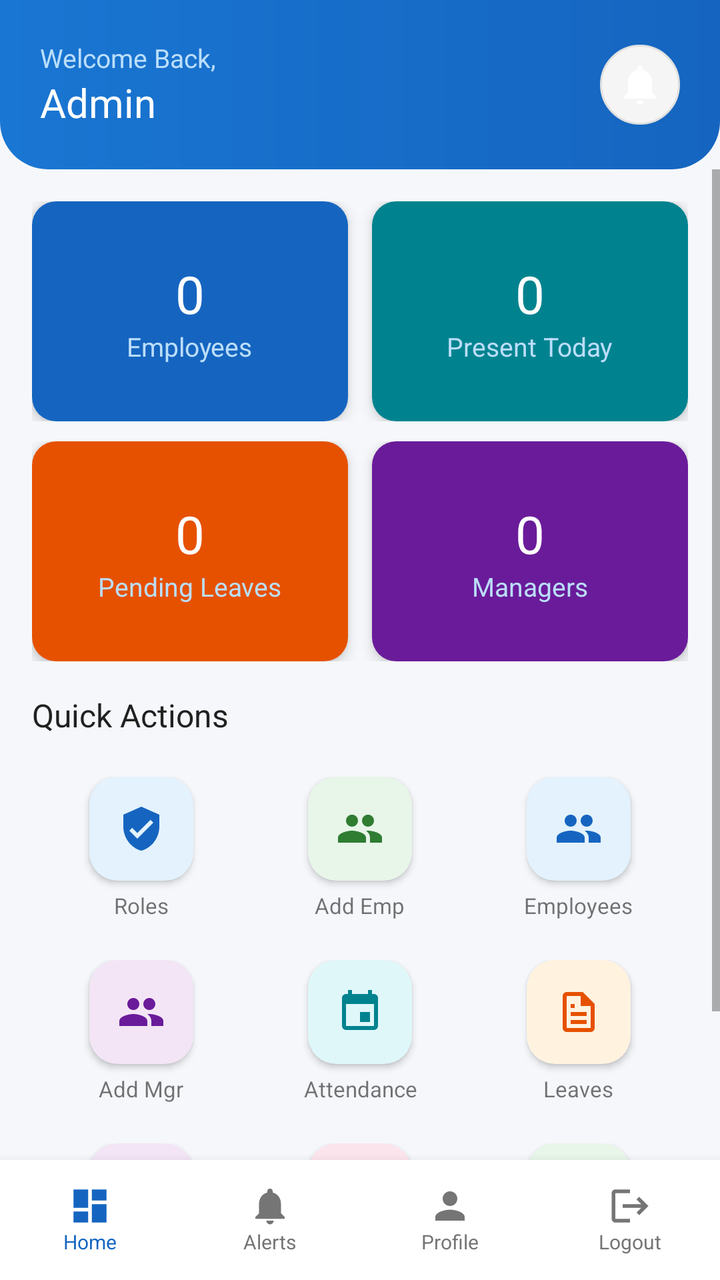
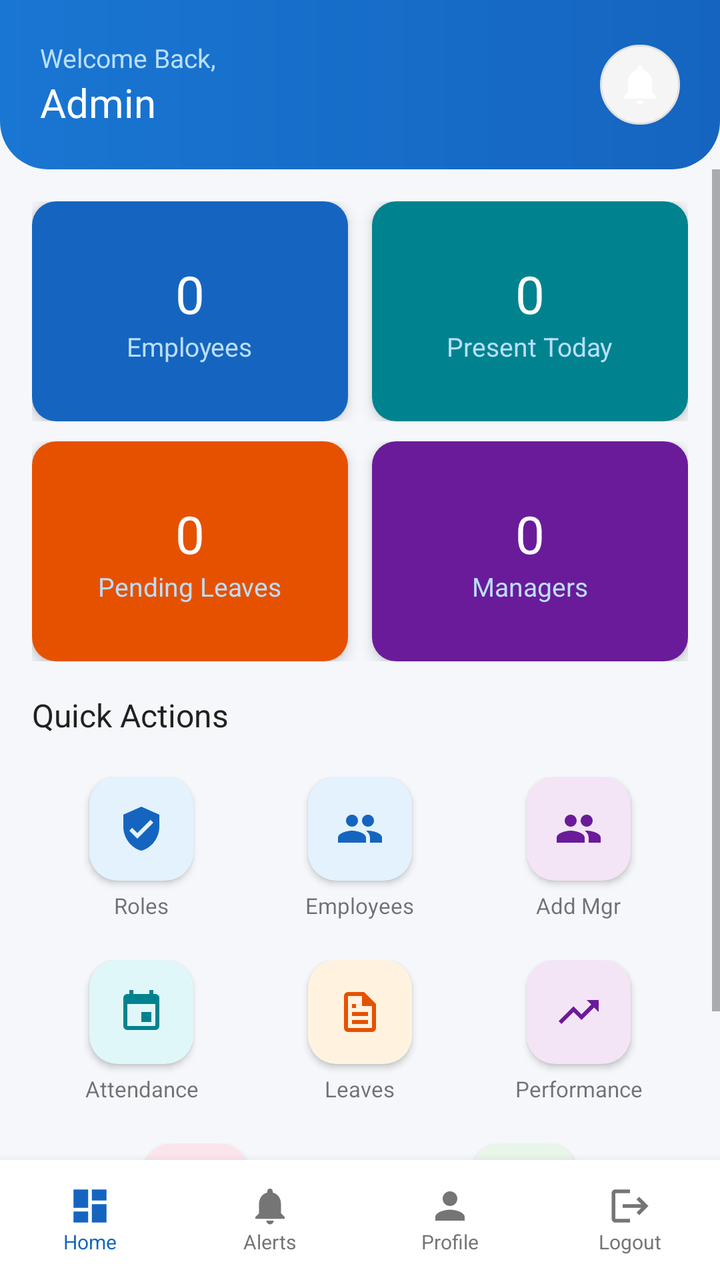

An Android layout rendered at two revisions. The XML below is the earlier revision; the diff shows what the commit changed to produce the second picture.
<!-- AndroidManifest.xml: application theme Theme.WorkVerse -->
<!-- res/layout/activity_admin_dashboard.xml -->
<?xml version="1.0" encoding="utf-8"?>
<LinearLayout xmlns:android="http://schemas.android.com/apk/res/android"
    xmlns:app="http://schemas.android.com/apk/res-auto"
    android:layout_width="match_parent" android:layout_height="match_parent"
    android:orientation="vertical" android:background="@color/background">
    <LinearLayout android:layout_width="match_parent" android:layout_height="wrap_content"
        android:background="@drawable/gradient_header" android:orientation="vertical"
        android:padding="20dp" android:paddingBottom="28dp">
        <LinearLayout android:layout_width="match_parent" android:layout_height="wrap_content"
            android:orientation="horizontal" android:gravity="center_vertical">
            <LinearLayout android:layout_width="0dp" android:layout_height="wrap_content" android:layout_weight="1" android:orientation="vertical">
                <TextView android:layout_width="wrap_content" android:layout_height="wrap_content"
                    android:text="Welcome Back," android:textColor="#BBDEFB" android:textSize="13sp"/>
                <TextView android:id="@+id/tvAdminName" android:layout_width="wrap_content"
                    android:layout_height="wrap_content" android:text="Admin"
                    android:textColor="#FFFFFF" android:textSize="20sp" android:fontFamily="sans-serif-bold"/>
            </LinearLayout>
            <ImageView android:id="@+id/ivNotif" android:layout_width="40dp" android:layout_height="40dp"
                android:src="@drawable/ic_notification" android:background="@drawable/bg_circle"
                app:tint="#FFFFFF" android:padding="8dp" android:clickable="true" android:focusable="true"/>
        </LinearLayout>
    </LinearLayout>
    <ScrollView android:layout_width="match_parent" android:layout_height="0dp" android:layout_weight="1">
        <LinearLayout android:layout_width="match_parent" android:layout_height="wrap_content"
            android:orientation="vertical" android:padding="16dp">
            <LinearLayout android:layout_width="match_parent" android:layout_height="wrap_content" android:orientation="horizontal" android:layout_marginBottom="10dp">
                <androidx.cardview.widget.CardView android:layout_width="0dp" android:layout_height="110dp"
                    android:layout_weight="1" android:layout_marginEnd="6dp" app:cardCornerRadius="12dp" app:cardElevation="4dp">
                    <LinearLayout android:layout_width="match_parent" android:layout_height="match_parent"
                        android:background="@color/card_blue" android:gravity="center" android:orientation="vertical">
                        <TextView android:id="@+id/tvTotalEmployees" android:layout_width="wrap_content"
                            android:layout_height="wrap_content" android:text="0" style="@style/CardCount"/>
                        <TextView android:layout_width="wrap_content" android:layout_height="wrap_content" android:text="Employees" style="@style/CardTitle"/>
                    </LinearLayout>
                </androidx.cardview.widget.CardView>
                <androidx.cardview.widget.CardView android:layout_width="0dp" android:layout_height="110dp"
                    android:layout_weight="1" android:layout_marginStart="6dp" app:cardCornerRadius="12dp" app:cardElevation="4dp">
                    <LinearLayout android:layout_width="match_parent" android:layout_height="match_parent"
                        android:background="@color/card_teal" android:gravity="center" android:orientation="vertical">
                        <TextView android:id="@+id/tvPresentToday" android:layout_width="wrap_content"
                            android:layout_height="wrap_content" android:text="0" style="@style/CardCount"/>
                        <TextView android:layout_width="wrap_content" android:layout_height="wrap_content" android:text="Present Today" style="@style/CardTitle"/>
                    </LinearLayout>
                </androidx.cardview.widget.CardView>
            </LinearLayout>
            <LinearLayout android:layout_width="match_parent" android:layout_height="wrap_content" android:orientation="horizontal" android:layout_marginBottom="16dp">
                <androidx.cardview.widget.CardView android:layout_width="0dp" android:layout_height="110dp"
                    android:layout_weight="1" android:layout_marginEnd="6dp" app:cardCornerRadius="12dp" app:cardElevation="4dp">
                    <LinearLayout android:layout_width="match_parent" android:layout_height="match_parent"
                        android:background="@color/card_orange" android:gravity="center" android:orientation="vertical">
                        <TextView android:id="@+id/tvPendingLeaves" android:layout_width="wrap_content"
                            android:layout_height="wrap_content" android:text="0" style="@style/CardCount"/>
                        <TextView android:layout_width="wrap_content" android:layout_height="wrap_content" android:text="Pending Leaves" style="@style/CardTitle"/>
                    </LinearLayout>
                </androidx.cardview.widget.CardView>
                <androidx.cardview.widget.CardView android:layout_width="0dp" android:layout_height="110dp"
                    android:layout_weight="1" android:layout_marginStart="6dp" app:cardCornerRadius="12dp" app:cardElevation="4dp">
                    <LinearLayout android:layout_width="match_parent" android:layout_height="match_parent"
                        android:background="@color/card_purple" android:gravity="center" android:orientation="vertical">
                        <TextView android:id="@+id/tvTotalManagers" android:layout_width="wrap_content"
                            android:layout_height="wrap_content" android:text="0" style="@style/CardCount"/>
                        <TextView android:layout_width="wrap_content" android:layout_height="wrap_content" android:text="Managers" style="@style/CardTitle"/>
                    </LinearLayout>
                </androidx.cardview.widget.CardView>
            </LinearLayout>
            <TextView android:layout_width="wrap_content" android:layout_height="wrap_content"
                android:text="Quick Actions" android:textColor="@color/text_primary"
                android:textSize="16sp" android:fontFamily="sans-serif-bold" android:layout_marginBottom="12dp"/>
            <LinearLayout android:layout_width="match_parent" android:layout_height="wrap_content" android:orientation="horizontal">
                <LinearLayout android:id="@+id/qaRoles" android:layout_width="0dp" android:layout_height="wrap_content" android:layout_weight="1" android:gravity="center" android:orientation="vertical" android:padding="8dp" android:clickable="true" android:focusable="true" android:background="?attr/selectableItemBackground">
                    <androidx.cardview.widget.CardView android:layout_width="52dp" android:layout_height="52dp" app:cardCornerRadius="14dp" app:cardBackgroundColor="#E3F2FD" app:cardElevation="2dp">
                        <ImageView android:layout_width="24dp" android:layout_height="24dp" android:layout_gravity="center" android:src="@drawable/ic_role" app:tint="@color/primary"/>
                    </androidx.cardview.widget.CardView>
                    <TextView android:layout_width="wrap_content" android:layout_height="wrap_content" android:text="Roles" android:textSize="11sp" android:layout_marginTop="5dp" android:gravity="center"/>
                </LinearLayout>
                <LinearLayout android:id="@+id/qaAddEmp" android:layout_width="0dp" android:layout_height="wrap_content" android:layout_weight="1" android:gravity="center" android:orientation="vertical" android:padding="8dp" android:clickable="true" android:focusable="true" android:background="?attr/selectableItemBackground">
                    <androidx.cardview.widget.CardView android:layout_width="52dp" android:layout_height="52dp" app:cardCornerRadius="14dp" app:cardBackgroundColor="#E8F5E9" app:cardElevation="2dp">
                        <ImageView android:layout_width="24dp" android:layout_height="24dp" android:layout_gravity="center" android:src="@drawable/ic_employees" app:tint="@color/card_green"/>
                    </androidx.cardview.widget.CardView>
                    <TextView android:layout_width="wrap_content" android:layout_height="wrap_content" android:text="Add Emp" android:textSize="11sp" android:layout_marginTop="5dp" android:gravity="center"/>
                </LinearLayout>
                <LinearLayout android:id="@+id/qaViewEmp" android:layout_width="0dp" android:layout_height="wrap_content" android:layout_weight="1" android:gravity="center" android:orientation="vertical" android:padding="8dp" android:clickable="true" android:focusable="true" android:background="?attr/selectableItemBackground">
                    <androidx.cardview.widget.CardView android:layout_width="52dp" android:layout_height="52dp" app:cardCornerRadius="14dp" app:cardBackgroundColor="#E3F2FD" app:cardElevation="2dp">
                        <ImageView android:layout_width="24dp" android:layout_height="24dp" android:layout_gravity="center" android:src="@drawable/ic_employees" app:tint="@color/primary"/>
                    </androidx.cardview.widget.CardView>
                    <TextView android:layout_width="wrap_content" android:layout_height="wrap_content" android:text="Employees" android:textSize="11sp" android:layout_marginTop="5dp" android:gravity="center"/>
                </LinearLayout>
            </LinearLayout>
            <LinearLayout android:layout_width="match_parent" android:layout_height="wrap_content" android:orientation="horizontal" android:layout_marginTop="4dp">
                <LinearLayout android:id="@+id/qaAddMgr" android:layout_width="0dp" android:layout_height="wrap_content" android:layout_weight="1" android:gravity="center" android:orientation="vertical" android:padding="8dp" android:clickable="true" android:focusable="true" android:background="?attr/selectableItemBackground">
                    <androidx.cardview.widget.CardView android:layout_width="52dp" android:layout_height="52dp" app:cardCornerRadius="14dp" app:cardBackgroundColor="#F3E5F5" app:cardElevation="2dp">
                        <ImageView android:layout_width="24dp" android:layout_height="24dp" android:layout_gravity="center" android:src="@drawable/ic_employees" app:tint="@color/card_purple"/>
                    </androidx.cardview.widget.CardView>
                    <TextView android:layout_width="wrap_content" android:layout_height="wrap_content" android:text="Add Mgr" android:textSize="11sp" android:layout_marginTop="5dp" android:gravity="center"/>
                </LinearLayout>
                <LinearLayout android:id="@+id/qaAttendance" android:layout_width="0dp" android:layout_height="wrap_content" android:layout_weight="1" android:gravity="center" android:orientation="vertical" android:padding="8dp" android:clickable="true" android:focusable="true" android:background="?attr/selectableItemBackground">
                    <androidx.cardview.widget.CardView android:layout_width="52dp" android:layout_height="52dp" app:cardCornerRadius="14dp" app:cardBackgroundColor="#E0F7FA" app:cardElevation="2dp">
                        <ImageView android:layout_width="24dp" android:layout_height="24dp" android:layout_gravity="center" android:src="@drawable/ic_attendance" app:tint="@color/card_teal"/>
                    </androidx.cardview.widget.CardView>
                    <TextView android:layout_width="wrap_content" android:layout_height="wrap_content" android:text="Attendance" android:textSize="11sp" android:layout_marginTop="5dp" android:gravity="center"/>
                </LinearLayout>
                <LinearLayout android:id="@+id/qaLeave" android:layout_width="0dp" android:layout_height="wrap_content" android:layout_weight="1" android:gravity="center" android:orientation="vertical" android:padding="8dp" android:clickable="true" android:focusable="true" android:background="?attr/selectableItemBackground">
                    <androidx.cardview.widget.CardView android:layout_width="52dp" android:layout_height="52dp" app:cardCornerRadius="14dp" app:cardBackgroundColor="#FFF3E0" app:cardElevation="2dp">
                        <ImageView android:layout_width="24dp" android:layout_height="24dp" android:layout_gravity="center" android:src="@drawable/ic_leave" app:tint="@color/card_orange"/>
                    </androidx.cardview.widget.CardView>
                    <TextView android:layout_width="wrap_content" android:layout_height="wrap_content" android:text="Leaves" android:textSize="11sp" android:layout_marginTop="5dp" android:gravity="center"/>
                </LinearLayout>
            </LinearLayout>
            <LinearLayout android:layout_width="match_parent" android:layout_height="wrap_content" android:orientation="horizontal" android:layout_marginTop="4dp">
                <LinearLayout android:id="@+id/qaPerformance" android:layout_width="0dp" android:layout_height="wrap_content" android:layout_weight="1" android:gravity="center" android:orientation="vertical" android:padding="8dp" android:clickable="true" android:focusable="true" android:background="?attr/selectableItemBackground">
                    <androidx.cardview.widget.CardView android:layout_width="52dp" android:layout_height="52dp" app:cardCornerRadius="14dp" app:cardBackgroundColor="#F3E5F5" app:cardElevation="2dp">
                        <ImageView android:layout_width="24dp" android:layout_height="24dp" android:layout_gravity="center" android:src="@drawable/ic_performance" app:tint="@color/card_purple"/>
                    </androidx.cardview.widget.CardView>
                    <TextView android:layout_width="wrap_content" android:layout_height="wrap_content" android:text="Performance" android:textSize="11sp" android:layout_marginTop="5dp" android:gravity="center"/>
                </LinearLayout>
                <LinearLayout android:id="@+id/qaFeedback" android:layout_width="0dp" android:layout_height="wrap_content" android:layout_weight="1" android:gravity="center" android:orientation="vertical" android:padding="8dp" android:clickable="true" android:focusable="true" android:background="?attr/selectableItemBackground">
                    <androidx.cardview.widget.CardView android:layout_width="52dp" android:layout_height="52dp" app:cardCornerRadius="14dp" app:cardBackgroundColor="#FCE4EC" app:cardElevation="2dp">
                        <ImageView android:layout_width="24dp" android:layout_height="24dp" android:layout_gravity="center" android:src="@drawable/ic_feedback" app:tint="@color/card_pink"/>
                    </androidx.cardview.widget.CardView>
                    <TextView android:layout_width="wrap_content" android:layout_height="wrap_content" android:text="Feedback" android:textSize="11sp" android:layout_marginTop="5dp" android:gravity="center"/>
                </LinearLayout>
                <LinearLayout android:id="@+id/qaSales" android:layout_width="0dp" android:layout_height="wrap_content" android:layout_weight="1" android:gravity="center" android:orientation="vertical" android:padding="8dp" android:clickable="true" android:focusable="true" android:background="?attr/selectableItemBackground">
                    <androidx.cardview.widget.CardView android:layout_width="52dp" android:layout_height="52dp" app:cardCornerRadius="14dp" app:cardBackgroundColor="#E8F5E9" app:cardElevation="2dp">
                        <ImageView android:layout_width="24dp" android:layout_height="24dp" android:layout_gravity="center" android:src="@drawable/ic_sales" app:tint="@color/card_green"/>
                    </androidx.cardview.widget.CardView>
                    <TextView android:layout_width="wrap_content" android:layout_height="wrap_content" android:text="Sales" android:textSize="11sp" android:layout_marginTop="5dp" android:gravity="center"/>
                </LinearLayout>
            </LinearLayout>
        </LinearLayout>
    </ScrollView>
    <LinearLayout android:layout_width="match_parent" android:layout_height="60dp"
        android:background="@color/white" android:elevation="8dp" android:orientation="horizontal">
        <LinearLayout android:id="@+id/navHome" android:layout_width="0dp" android:layout_height="match_parent"
            android:layout_weight="1" android:gravity="center" android:orientation="vertical" android:clickable="true" android:focusable="true">
            <ImageView android:layout_width="22dp" android:layout_height="22dp" android:src="@drawable/ic_dashboard" app:tint="@color/primary"/>
            <TextView android:layout_width="wrap_content" android:layout_height="wrap_content" android:text="Home" android:textColor="@color/primary" android:textSize="10sp"/>
        </LinearLayout>
        <LinearLayout android:id="@+id/navNotif" android:layout_width="0dp" android:layout_height="match_parent"
            android:layout_weight="1" android:gravity="center" android:orientation="vertical" android:clickable="true" android:focusable="true">
            <ImageView android:layout_width="22dp" android:layout_height="22dp" android:src="@drawable/ic_notification" app:tint="@color/text_secondary"/>
            <TextView android:layout_width="wrap_content" android:layout_height="wrap_content" android:text="Alerts" android:textColor="@color/text_secondary" android:textSize="10sp"/>
        </LinearLayout>
        <LinearLayout android:id="@+id/navProfile" android:layout_width="0dp" android:layout_height="match_parent"
            android:layout_weight="1" android:gravity="center" android:orientation="vertical" android:clickable="true" android:focusable="true">
            <ImageView android:layout_width="22dp" android:layout_height="22dp" android:src="@drawable/ic_profile" app:tint="@color/text_secondary"/>
            <TextView android:layout_width="wrap_content" android:layout_height="wrap_content" android:text="Profile" android:textColor="@color/text_secondary" android:textSize="10sp"/>
        </LinearLayout>
        <LinearLayout android:id="@+id/navLogout" android:layout_width="0dp" android:layout_height="match_parent"
            android:layout_weight="1" android:gravity="center" android:orientation="vertical" android:clickable="true" android:focusable="true">
            <ImageView android:layout_width="22dp" android:layout_height="22dp" android:src="@drawable/ic_logout" app:tint="@color/text_secondary"/>
            <TextView android:layout_width="wrap_content" android:layout_height="wrap_content" android:text="Logout" android:textColor="@color/text_secondary" android:textSize="10sp"/>
        </LinearLayout>
    </LinearLayout>
</LinearLayout>
<!-- resources referenced by this layout -->
<resources>
  <color name="background">#F5F7FA</color>
  <color name="card_blue">#1565C0</color>
  <color name="card_green">#2E7D32</color>
  <color name="card_orange">#E65100</color>
  <color name="card_pink">#AD1457</color>
  <color name="card_purple">#6A1B9A</color>
  <color name="card_teal">#00838F</color>
  <color name="primary">#1565C0</color>
  <color name="text_primary">#212121</color>
  <color name="text_secondary">#757575</color>
  <color name="white">#FFFFFF</color>
  <!-- drawable bg_circle (drawable) -->
  <?xml version="1.0" encoding="utf-8"?>
  <shape xmlns:android="http://schemas.android.com/apk/res/android" android:shape="oval">
      <solid android:color="#F5F5F5"/>
      <stroke android:width="1dp" android:color="#E0E0E0"/>
  </shape>
  <!-- drawable gradient_header (drawable) -->
  <?xml version="1.0" encoding="utf-8"?>
  <shape xmlns:android="http://schemas.android.com/apk/res/android">
      <gradient android:startColor="#1565C0" android:endColor="#1976D2" android:angle="180"/>
      <corners android:bottomLeftRadius="24dp" android:bottomRightRadius="24dp"/>
  </shape>
  <!-- drawable ic_dashboard (drawable) -->
  <?xml version="1.0" encoding="utf-8"?>
  <vector xmlns:android="http://schemas.android.com/apk/res/android" android:width="24dp" android:height="24dp" android:viewportWidth="24" android:viewportHeight="24">
      <path android:fillColor="#757575" android:pathData="M13,3V9H21V3M13,21H21V11H13M3,21H11V15H3M3,13H11V3H3V13Z"/>
  </vector>
  <!-- drawable ic_logout (drawable) -->
  <?xml version="1.0" encoding="utf-8"?>
  <vector xmlns:android="http://schemas.android.com/apk/res/android" android:width="24dp" android:height="24dp" android:viewportWidth="24" android:viewportHeight="24">
      <path android:fillColor="#757575" android:pathData="M17,7L15.59,8.41L18.17,11H8V13H18.17L15.59,15.58L17,17L22,12M4,5H12V3H4C2.9,3 2,3.9 2,5V19C2,20.1 2.9,21 4,21H12V19H4V5Z"/>
  </vector>
  <!-- drawable ic_performance (drawable) -->
  <?xml version="1.0" encoding="utf-8"?>
  <vector xmlns:android="http://schemas.android.com/apk/res/android" android:width="24dp" android:height="24dp" android:viewportWidth="24" android:viewportHeight="24">
      <path android:fillColor="#757575" android:pathData="M16,6L18.29,8.29L13.41,13.17L9.41,9.17L2,16.59L3.41,18L9.41,12L13.41,16L19.71,9.71L22,12V6H16Z"/>
  </vector>
  <!-- drawable ic_profile (drawable) -->
  <?xml version="1.0" encoding="utf-8"?>
  <vector xmlns:android="http://schemas.android.com/apk/res/android" android:width="24dp" android:height="24dp" android:viewportWidth="24" android:viewportHeight="24">
      <path android:fillColor="#757575" android:pathData="M12,12A4,4 0 0,0 16,8A4,4 0 0,0 12,4A4,4 0 0,0 8,8A4,4 0 0,0 12,12M12,14C9.33,14 4,15.33 4,18V20H20V18C20,15.33 14.67,14 12,14Z"/>
  </vector>
  <!-- drawable ic_role (drawable) -->
  <?xml version="1.0" encoding="utf-8"?>
  <vector xmlns:android="http://schemas.android.com/apk/res/android" android:width="24dp" android:height="24dp" android:viewportWidth="24" android:viewportHeight="24">
      <path android:fillColor="#757575" android:pathData="M12,1L3,5V11C3,16.55 6.84,21.74 12,23C17.16,21.74 21,16.55 21,11V5L12,1M10,17L6,13L7.41,11.59L10,14.17L16.59,7.58L18,9L10,17Z"/>
  </vector>
  <style name="CardCount">
          <item name="android:textSize">26sp</item>
          <item name="android:textColor">#FFFFFF</item>
          <item name="android:fontFamily">sans-serif-bold</item>
      </style>
  <style name="CardTitle">
          <item name="android:textSize">13sp</item>
          <item name="android:textColor">#BBDEFB</item>
      </style>
  <color name="primary_dark">#0D47A1</color>
  <color name="accent">#FF8F00</color>
  <!-- unchanged entries left out for length: 7 -->
</resources>

<!-- the commit's change to res/layout/activity_admin_dashboard.xml (unified diff, before → after) -->
@@ -73,26 +73,20 @@
                     </androidx.cardview.widget.CardView>
                     <TextView android:layout_width="wrap_content" android:layout_height="wrap_content" android:text="Roles" android:textSize="11sp" android:layout_marginTop="5dp" android:gravity="center"/>
                 </LinearLayout>
-                <LinearLayout android:id="@+id/qaAddEmp" android:layout_width="0dp" android:layout_height="wrap_content" android:layout_weight="1" android:gravity="center" android:orientation="vertical" android:padding="8dp" android:clickable="true" android:focusable="true" android:background="?attr/selectableItemBackground">
-                    <androidx.cardview.widget.CardView android:layout_width="52dp" android:layout_height="52dp" app:cardCornerRadius="14dp" app:cardBackgroundColor="#E8F5E9" app:cardElevation="2dp">
-                        <ImageView android:layout_width="24dp" android:layout_height="24dp" android:layout_gravity="center" android:src="@drawable/ic_employees" app:tint="@color/card_green"/>
-                    </androidx.cardview.widget.CardView>
-                    <TextView android:layout_width="wrap_content" android:layout_height="wrap_content" android:text="Add Emp" android:textSize="11sp" android:layout_marginTop="5dp" android:gravity="center"/>
-                </LinearLayout>
                 <LinearLayout android:id="@+id/qaViewEmp" android:layout_width="0dp" android:layout_height="wrap_content" android:layout_weight="1" android:gravity="center" android:orientation="vertical" android:padding="8dp" android:clickable="true" android:focusable="true" android:background="?attr/selectableItemBackground">
                     <androidx.cardview.widget.CardView android:layout_width="52dp" android:layout_height="52dp" app:cardCornerRadius="14dp" app:cardBackgroundColor="#E3F2FD" app:cardElevation="2dp">
                         <ImageView android:layout_width="24dp" android:layout_height="24dp" android:layout_gravity="center" android:src="@drawable/ic_employees" app:tint="@color/primary"/>
                     </androidx.cardview.widget.CardView>
                     <TextView android:layout_width="wrap_content" android:layout_height="wrap_content" android:text="Employees" android:textSize="11sp" android:layout_marginTop="5dp" android:gravity="center"/>
                 </LinearLayout>
-            </LinearLayout>
-            <LinearLayout android:layout_width="match_parent" android:layout_height="wrap_content" android:orientation="horizontal" android:layout_marginTop="4dp">
                 <LinearLayout android:id="@+id/qaAddMgr" android:layout_width="0dp" android:layout_height="wrap_content" android:layout_weight="1" android:gravity="center" android:orientation="vertical" android:padding="8dp" android:clickable="true" android:focusable="true" android:background="?attr/selectableItemBackground">
                     <androidx.cardview.widget.CardView android:layout_width="52dp" android:layout_height="52dp" app:cardCornerRadius="14dp" app:cardBackgroundColor="#F3E5F5" app:cardElevation="2dp">
                         <ImageView android:layout_width="24dp" android:layout_height="24dp" android:layout_gravity="center" android:src="@drawable/ic_employees" app:tint="@color/card_purple"/>
                     </androidx.cardview.widget.CardView>
                     <TextView android:layout_width="wrap_content" android:layout_height="wrap_content" android:text="Add Mgr" android:textSize="11sp" android:layout_marginTop="5dp" android:gravity="center"/>
                 </LinearLayout>
+            </LinearLayout>
+            <LinearLayout android:layout_width="match_parent" android:layout_height="wrap_content" android:orientation="horizontal" android:layout_marginTop="4dp">
                 <LinearLayout android:id="@+id/qaAttendance" android:layout_width="0dp" android:layout_height="wrap_content" android:layout_weight="1" android:gravity="center" android:orientation="vertical" android:padding="8dp" android:clickable="true" android:focusable="true" android:background="?attr/selectableItemBackground">
                     <androidx.cardview.widget.CardView android:layout_width="52dp" android:layout_height="52dp" app:cardCornerRadius="14dp" app:cardBackgroundColor="#E0F7FA" app:cardElevation="2dp">
                         <ImageView android:layout_width="24dp" android:layout_height="24dp" android:layout_gravity="center" android:src="@drawable/ic_attendance" app:tint="@color/card_teal"/>
@@ -105,14 +99,14 @@
                     </androidx.cardview.widget.CardView>
                     <TextView android:layout_width="wrap_content" android:layout_height="wrap_content" android:text="Leaves" android:textSize="11sp" android:layout_marginTop="5dp" android:gravity="center"/>
                 </LinearLayout>
-            </LinearLayout>
-            <LinearLayout android:layout_width="match_parent" android:layout_height="wrap_content" android:orientation="horizontal" android:layout_marginTop="4dp">
                 <LinearLayout android:id="@+id/qaPerformance" android:layout_width="0dp" android:layout_height="wrap_content" android:layout_weight="1" android:gravity="center" android:orientation="vertical" android:padding="8dp" android:clickable="true" android:focusable="true" android:background="?attr/selectableItemBackground">
                     <androidx.cardview.widget.CardView android:layout_width="52dp" android:layout_height="52dp" app:cardCornerRadius="14dp" app:cardBackgroundColor="#F3E5F5" app:cardElevation="2dp">
                         <ImageView android:layout_width="24dp" android:layout_height="24dp" android:layout_gravity="center" android:src="@drawable/ic_performance" app:tint="@color/card_purple"/>
                     </androidx.cardview.widget.CardView>
                     <TextView android:layout_width="wrap_content" android:layout_height="wrap_content" android:text="Performance" android:textSize="11sp" android:layout_marginTop="5dp" android:gravity="center"/>
                 </LinearLayout>
+            </LinearLayout>
+            <LinearLayout android:layout_width="match_parent" android:layout_height="wrap_content" android:orientation="horizontal" android:layout_marginTop="4dp">
                 <LinearLayout android:id="@+id/qaFeedback" android:layout_width="0dp" android:layout_height="wrap_content" android:layout_weight="1" android:gravity="center" android:orientation="vertical" android:padding="8dp" android:clickable="true" android:focusable="true" android:background="?attr/selectableItemBackground">
                     <androidx.cardview.widget.CardView android:layout_width="52dp" android:layout_height="52dp" app:cardCornerRadius="14dp" app:cardBackgroundColor="#FCE4EC" app:cardElevation="2dp">
                         <ImageView android:layout_width="24dp" android:layout_height="24dp" android:layout_gravity="center" android:src="@drawable/ic_feedback" app:tint="@color/card_pink"/>
